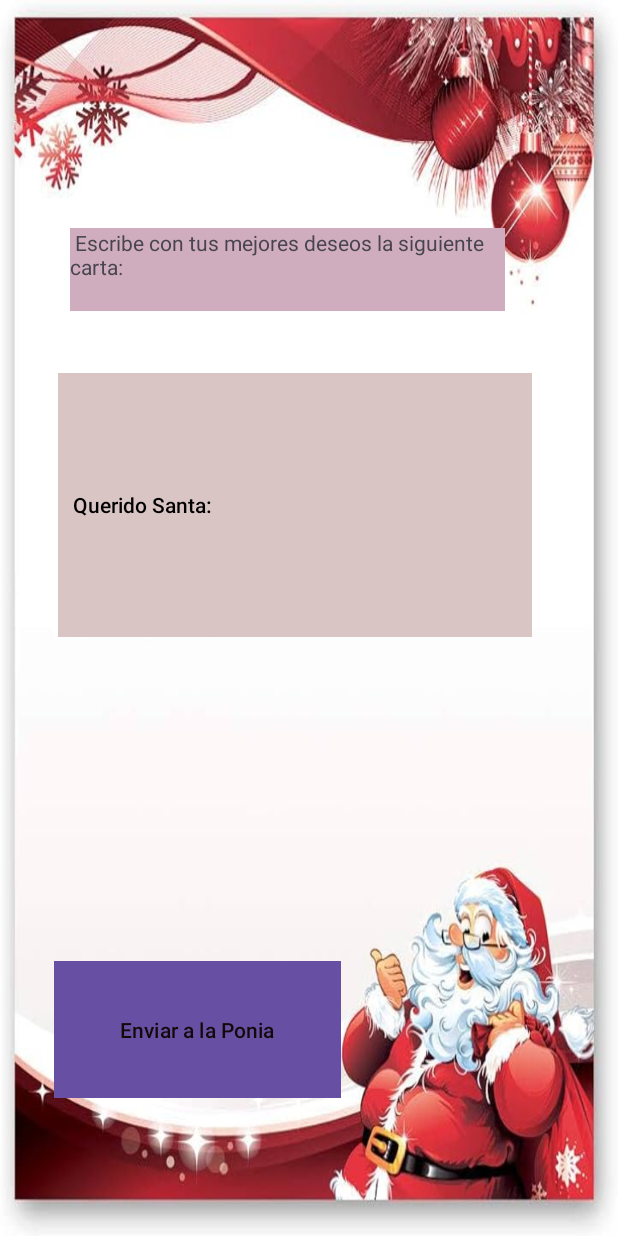
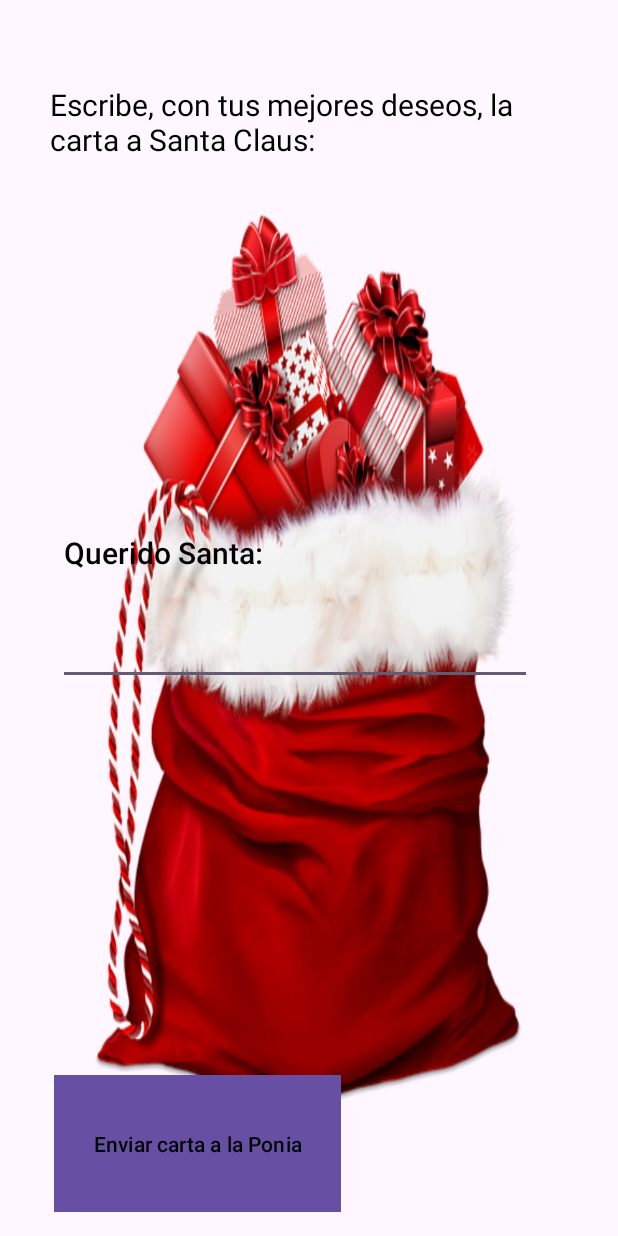
Before and after one commit to IsabelHub/AndroidStudio, an Android app: the CartaReyes screen opened directly, with no data from a screen before it, on a phone screen of 412 x 824 dp. Run offline under Robolectric (Android 15) with nearby library versions, the phone set to English and light mode, and no system bars.

Commit message:
commit lunes 5

```diff
--- a/app/src/main/AndroidManifest.xml
+++ b/app/src/main/AndroidManifest.xml
@@ -1,7 +1,7 @@
 <?xml version="1.0" encoding="utf-8"?>
 <manifest xmlns:android="http://schemas.android.com/apk/res/android"
     xmlns:tools="http://schemas.android.com/tools">
-
+    <uses-permission android:name="android.permission.INTERNET" />
     <application
         android:allowBackup="true"
         android:dataExtractionRules="@xml/data_extraction_rules"
@@ -18,9 +18,7 @@
         <activity
             android:name=".CartaReyes"
             android:exported="false" />
-        <activity
-            android:name=".VentanaRecycler"
-            android:exported="false" />
+
         <activity
             android:name=".MainActivity2"
             android:exported="false" />
--- a/app/src/main/res/layout/activity_carta_reyes.xml
+++ b/app/src/main/res/layout/activity_carta_reyes.xml
@@ -4,19 +4,20 @@
     xmlns:tools="http://schemas.android.com/tools"
     android:layout_width="match_parent"
     android:layout_height="match_parent"
-    android:background="@drawable/carta"
+    android:background="@drawable/santaclaus"
     tools:context=".CartaReyes">
 
 
     <TextView
         android:id="@+id/textCarta"
-        android:layout_width="290dp"
-        android:layout_height="55dp"
-        android:layout_marginTop="152dp"
-        android:background="#FFCFADBF"
-        android:text=" Escribe con tus mejores deseos la siguiente carta: "
+        android:layout_width="320dp"
+        android:layout_height="82dp"
+        android:layout_marginTop="56dp"
+        android:text="Escribe, con tus mejores deseos, la carta a Santa Claus: "
+        android:textSize="20sp"
+        android:textColor="@color/black"
         app:layout_constraintEnd_toEndOf="parent"
-        app:layout_constraintHorizontal_bias="0.381"
+        app:layout_constraintHorizontal_bias="0.365"
         app:layout_constraintStart_toStartOf="parent"
         app:layout_constraintTop_toTopOf="parent" />
 
@@ -25,17 +26,17 @@
         android:layout_width="316dp"
         android:layout_height="176dp"
         android:autofillHints=""
-        android:background="#FFDAC5C5"
-        android:hint="   Querido Santa:"
+        android:hint="Querido Santa:"
         android:textAlignment="textStart"
         android:textAppearance="@style/TextAppearance.AppCompat.Body2"
         android:textColorHint="@color/black"
+        android:textSize="20sp"
         app:layout_constraintBottom_toBottomOf="parent"
         app:layout_constraintEnd_toEndOf="parent"
         app:layout_constraintHorizontal_bias="0.4"
         app:layout_constraintStart_toStartOf="parent"
         app:layout_constraintTop_toBottomOf="@+id/textCarta"
-        app:layout_constraintVertical_bias="0.094" />
+        app:layout_constraintVertical_bias="0.28" />
 
     <Button
         android:id="@+id/botonRecicler1"
@@ -43,13 +44,11 @@
         android:layout_height="91dp"
         android:layout_gravity="bottom|left"
         android:layout_marginStart="36dp"
-        android:layout_marginBottom="92dp"
-        android:background="#BD3D3D"
-        android:text="Enviar a la Ponia"
-        android:textColor="#FF120909"
-
+        android:layout_marginBottom="16dp"
+        android:text="Enviar carta a la Ponia"
+        android:textColor="@color/black"
+        android:background="@color/white"
         app:layout_constraintBottom_toBottomOf="parent"
         app:layout_constraintStart_toStartOf="parent" />
 
-
 </androidx.constraintlayout.widget.ConstraintLayout>
```
Also changed, not shown: app/src/main/res/layout/activity_lista_canciones.xml (+10 -8 lines), app/src/main/res/drawable/fondoCanciones.jpg (deleted), app/src/main/res/drawable/santaclaus.png (added).
